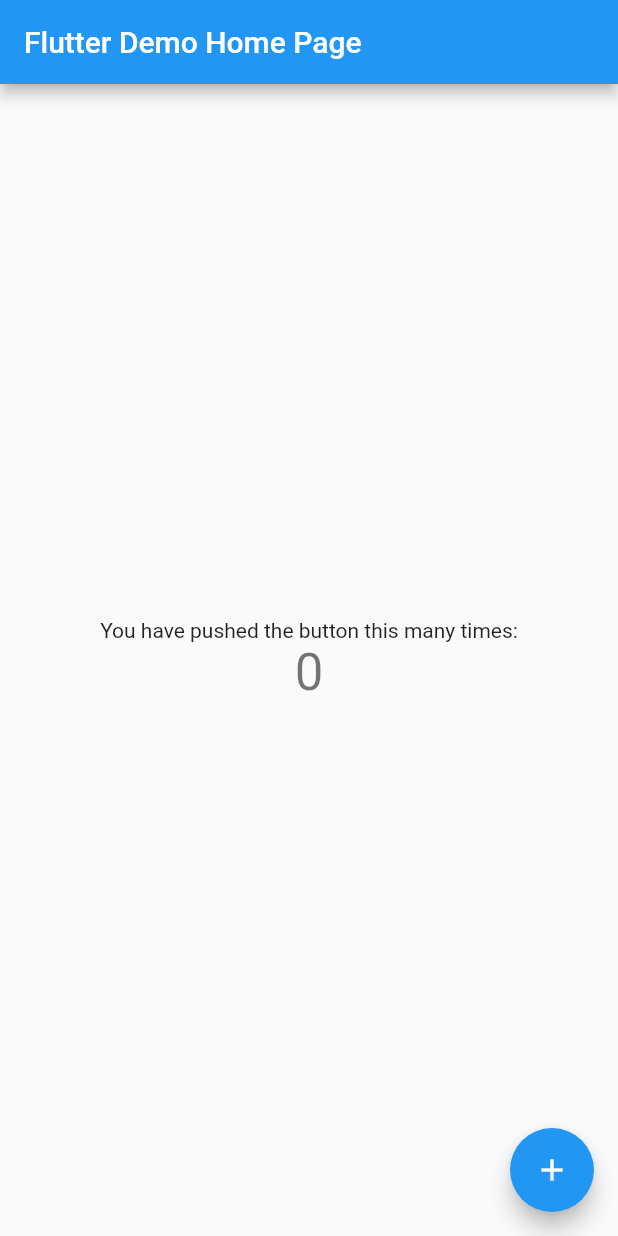
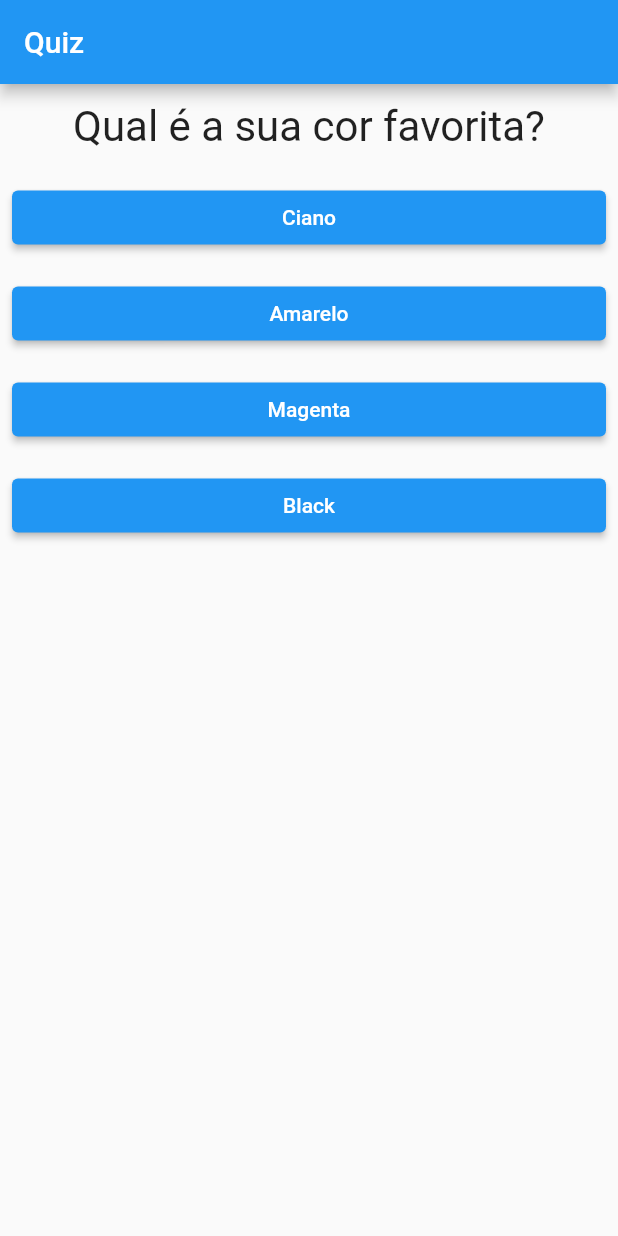
Before and after one commit to brunominelli/quiz, a Flutter app: the screen it shows after launch, on a phone screen of 412 x 824 dp. Run offline on Flutter 3.47's test engine with Material 2 defaults, Android fonts, the phone set to English and light mode, and no system bars.

Commit message:
feat(on going): Criação de perguntas e respostas

```diff
--- /dev/null
+++ b/lib/answer.dart
@@ -0,0 +1,24 @@
+import 'package:flutter/material.dart';
+import 'package:flutter/src/widgets/container.dart';
+import 'package:flutter/src/widgets/framework.dart';
+
+class Answer extends StatelessWidget {
+  final String answer;
+  final void Function() onPressed;
+
+  const Answer({super.key, required this.answer, required this.onPressed});
+
+  @override
+  Widget build(BuildContext context) {
+    return SizedBox(
+      width: double.infinity,
+      child: Padding(
+        padding: const EdgeInsets.all(8.0),
+        child: ElevatedButton(
+          onPressed: onPressed,
+          child: Text(answer),
+        ),
+      ),
+    );
+  }
+}
--- a/lib/main.dart
+++ b/lib/main.dart
@@ -1,115 +1,59 @@
 import 'package:flutter/material.dart';
+import 'package:project_quiz/question.dart';
+import 'package:project_quiz/answer.dart';
 
-void main() {
-  runApp(const MyApp());
+main() {
+  runApp(const Quiz());
 }
 
-class MyApp extends StatelessWidget {
-  const MyApp({super.key});
+class Quiz extends StatefulWidget {
+  const Quiz({super.key});
 
-  // This widget is the root of your application.
   @override
-  Widget build(BuildContext context) {
-    return MaterialApp(
-      title: 'Flutter Demo',
-      theme: ThemeData(
-        // This is the theme of your application.
-        //
-        // Try running your application with "flutter run". You'll see the
-        // application has a blue toolbar. Then, without quitting the app, try
-        // changing the primarySwatch below to Colors.green and then invoke
-        // "hot reload" (press "r" in the console where you ran "flutter run",
-        // or simply save your changes to "hot reload" in a Flutter IDE).
-        // Notice that the counter didn't reset back to zero; the application
-        // is not restarted.
-        primarySwatch: Colors.blue,
-      ),
-      home: const MyHomePage(title: 'Flutter Demo Home Page'),
-    );
-  }
+  State<Quiz> createState() => _QuizState();
 }
 
-class MyHomePage extends StatefulWidget {
-  const MyHomePage({super.key, required this.title});
+class _QuizState extends State<Quiz> {
+  int _questionIndex = 0;
+  List<Map<String, Object>> questions = [
+    {
+      'question': 'Qual é a sua cor favorita?',
+      'answers': ['Ciano', 'Amarelo', 'Magenta', 'Black'],
+    },
+    {
+      'question': 'Qual é a seu animal favorito?',
+      'answers': ['Águia', 'Lobo', 'Urso', 'Mamute'],
+    },
+    {
+      'question': 'Qual é a seu passatempo favorito?',
+      'answers': ['Jogar', 'Ler', 'Estudar', 'Comer'],
+    },
+  ];
 
-  // This widget is the home page of your application. It is stateful, meaning
-  // that it has a State object (defined below) that contains fields that affect
-  // how it looks.
-
-  // This class is the configuration for the state. It holds the values (in this
-  // case the title) provided by the parent (in this case the App widget) and
-  // used by the build method of the State. Fields in a Widget subclass are
-  // always marked "final".
-
-  final String title;
-
-  @override
-  State<MyHomePage> createState() => _MyHomePageState();
-}
-
-class _MyHomePageState extends State<MyHomePage> {
-  int _counter = 0;
-
-  void _incrementCounter() {
+  void setIndex() {
     setState(() {
-      // This call to setState tells the Flutter framework that something has
-      // changed in this State, which causes it to rerun the build method below
-      // so that the display can reflect the updated values. If we changed
-      // _counter without calling setState(), then the build method would not be
-      // called again, and so nothing would appear to happen.
-      _counter++;
+      _questionIndex += 1;
     });
   }
 
   @override
   Widget build(BuildContext context) {
-    // This method is rerun every time setState is called, for instance as done
-    // by the _incrementCounter method above.
-    //
-    // The Flutter framework has been optimized to make rerunning build methods
-    // fast, so that you can just rebuild anything that needs updating rather
-    // than having to individually change instances of widgets.
-    return Scaffold(
-      appBar: AppBar(
-        // Here we take the value from the MyHomePage object that was created by
-        // the App.build method, and use it to set our appbar title.
-        title: Text(widget.title),
-      ),
-      body: Center(
-        // Center is a layout widget. It takes a single child and positions it
-        // in the middle of the parent.
-        child: Column(
-          // Column is also a layout widget. It takes a list of children and
-          // arranges them vertically. By default, it sizes itself to fit its
-          // children horizontally, and tries to be as tall as its parent.
-          //
-          // Invoke "debug painting" (press "p" in the console, choose the
-          // "Toggle Debug Paint" action from the Flutter Inspector in Android
-          // Studio, or the "Toggle Debug Paint" command in Visual Studio Code)
-          // to see the wireframe for each widget.
-          //
-          // Column has various properties to control how it sizes itself and
-          // how it positions its children. Here we use mainAxisAlignment to
-          // center the children vertically; the main axis here is the vertical
-          // axis because Columns are vertical (the cross axis would be
-          // horizontal).
-          mainAxisAlignment: MainAxisAlignment.center,
-          children: <Widget>[
-            const Text(
-              'You have pushed the button this many times:',
-            ),
-            Text(
-              '$_counter',
-              style: Theme.of(context).textTheme.headline4,
-            ),
+    List<String> answers = questions[_questionIndex].cast()['answers'];
+
+    return MaterialApp(
+      home: Scaffold(
+        appBar: AppBar(
+          title: const Text('Quiz'),
+        ),
+        body: Column(
+          children: [
+            Question(question: '${questions[_questionIndex]['question']}'),
+            ...answers
+                .map((answer) => Answer(answer: answer, onPressed: setIndex))
+                .toList(),
           ],
         ),
       ),
-      floatingActionButton: FloatingActionButton(
-        onPressed: _incrementCounter,
-        tooltip: 'Increment',
-        child: const Icon(Icons.add),
-      ), // This trailing comma makes auto-formatting nicer for build methods.
     );
   }
 }
--- /dev/null
+++ b/lib/question.dart
@@ -0,0 +1,20 @@
+import 'package:flutter/material.dart';
+
+class Question extends StatelessWidget {
+  final String question;
+
+  const Question({super.key, required this.question});
+
+  @override
+  Widget build(BuildContext context) {
+    return Container(
+      width: double.infinity,
+      margin: const EdgeInsets.all(12),
+      child: Text(
+        question,
+        style: const TextStyle(fontSize: 28),
+        textAlign: TextAlign.center,
+      ),
+    );
+  }
+}
```
